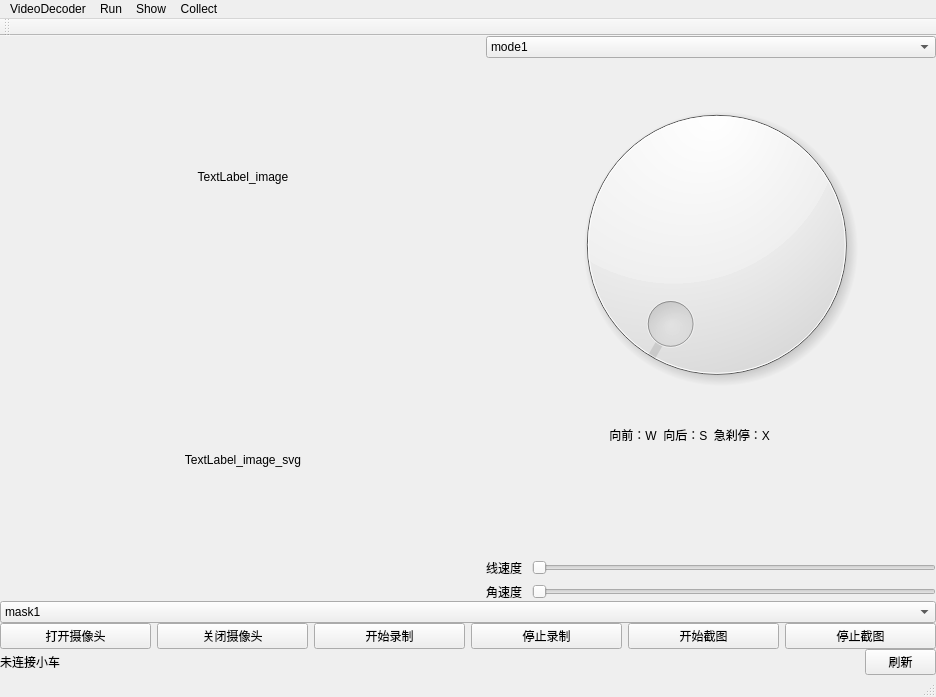
Qt form nav.autolabor/mainwindow.ui (blacksherry0831/gSLICr) before a commit.
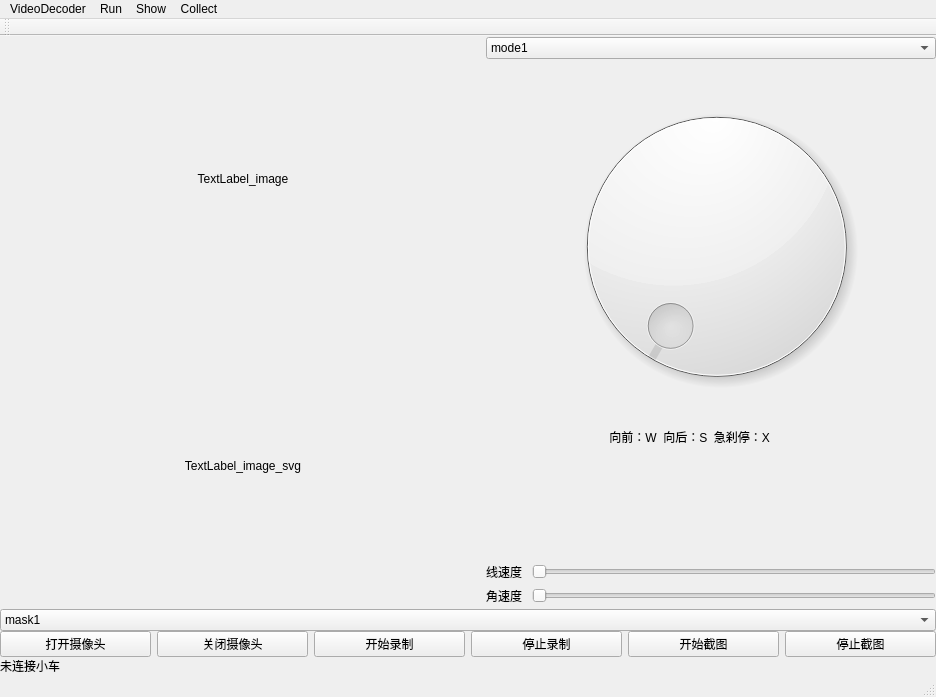
The same form after that commit. Custom widgets are drawn as their Qt base class.

Diff of the .ui file:
```diff
--- a/nav.autolabor/mainwindow.ui
+++ b/nav.autolabor/mainwindow.ui
@@ -432,19 +432,6 @@
           </property>
          </widget>
         </item>
-        <item>
-         <widget class="QPushButton" name="shuaxin">
-          <property name="maximumSize">
-           <size>
-            <width>71</width>
-            <height>16777215</height>
-           </size>
-          </property>
-          <property name="text">
-           <string>刷新</string>
-          </property>
-         </widget>
-        </item>
        </layout>
       </item>
      </layout>
```
Left out of the diff: 2 changed lines with no effect on the pictures.
